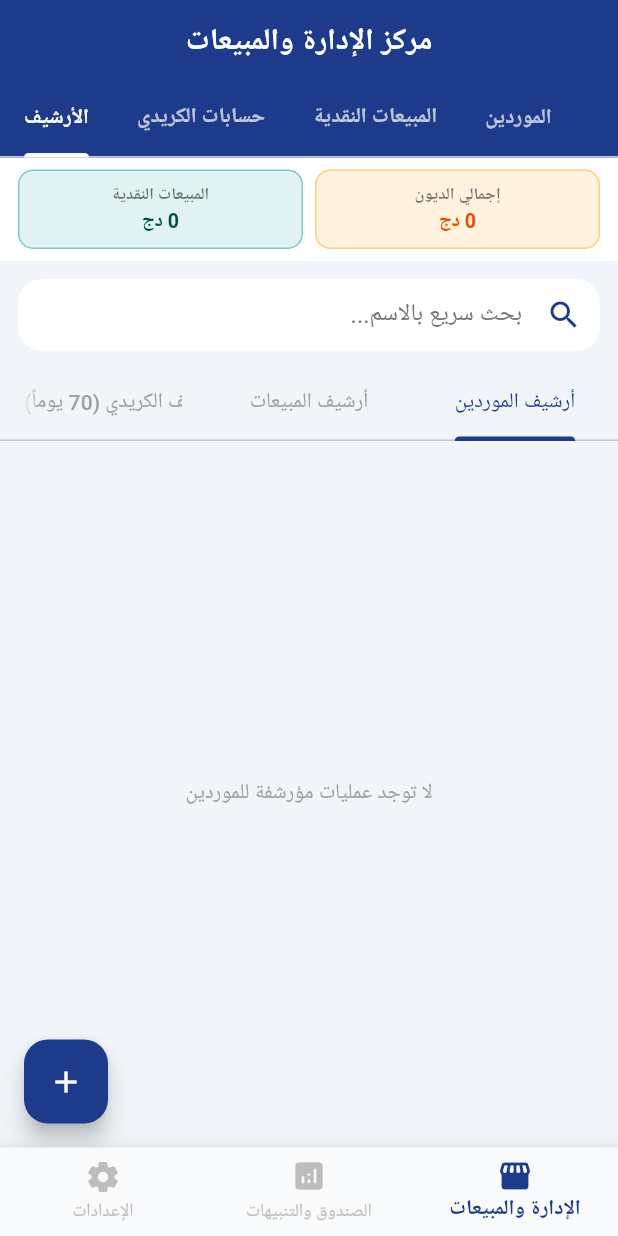
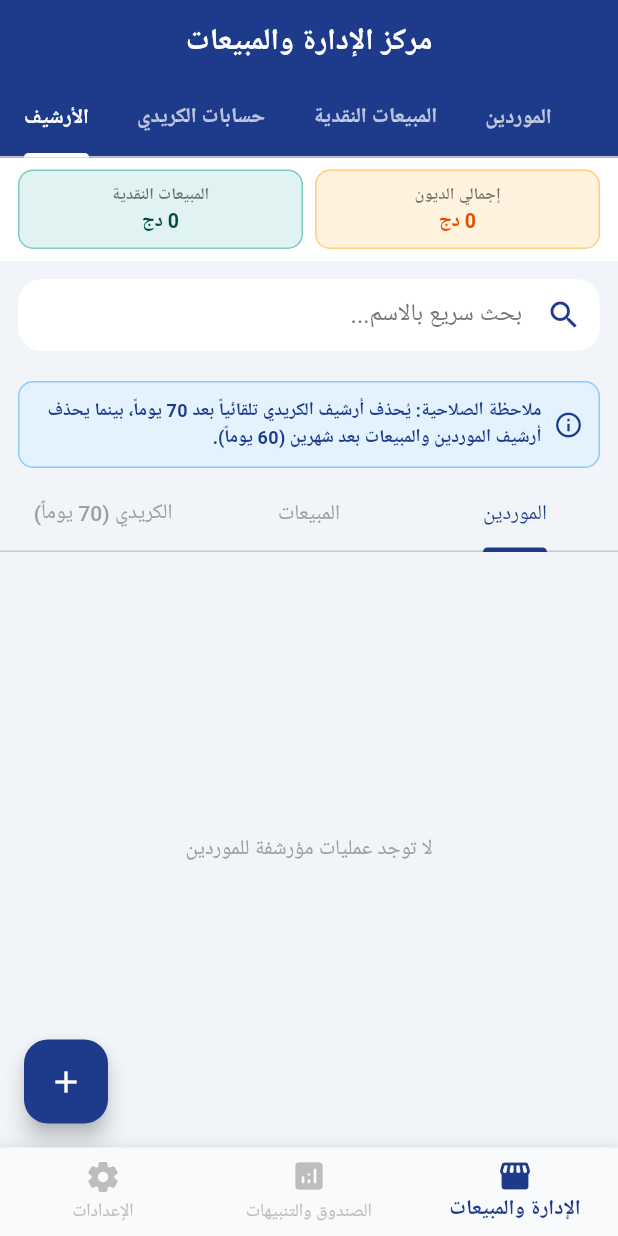
Before and after one commit to aarcmustafa/Sttiten_Bisness, a Flutter app: the screen it shows after launch, tab 4 chosen, on a phone screen of 412 x 824 dp. Run offline on Flutter 3.47's test engine with Material 3 defaults, Android fonts, the phone set to English and light mode, and no system bars; our stand-ins replace shared_preferences.

Commit message:
Refine comments and add archive deletion note
Updated comments for clarity and added a note about archive deletion policies.

```diff
--- a/lib/management_tab.dart
+++ b/lib/management_tab.dart
@@ -599,7 +599,7 @@ class _ManagementTabState extends State<ManagementTab> with SingleTickerProvider
                     ),
                   ],
                 ),
-                // 2. المبيعات النقدية (مع إمكانية التعديل والحذف)
+                // 2. المبيعات النقدية
                 Column(
                   children: [
                     Padding(
@@ -699,19 +699,40 @@ class _ManagementTabState extends State<ManagementTab> with SingleTickerProvider
                     )
                   ],
                 ),
-                // 4. الأرشيف (مقسّم حسب الأقسام)
+                // 4. الأرشيف (مقسّم حسب الأقسام مع ملاحظة الصلاحية)
                 DefaultTabController(
                   length: 3,
                   child: Column(
                     children: [
+                      Container(
+                        margin: const EdgeInsets.symmetric(horizontal: 12, vertical: 8),
+                        padding: const EdgeInsets.all(10),
+                        decoration: BoxDecoration(
+                          color: Colors.blue.shade50,
+                          borderRadius: BorderRadius.circular(10),
+                          border: Border.all(color: Colors.blue.shade200),
+                        ),
+                        child: const Row(
+                          children: [
+                            Icon(Icons.info_outline, color: Color(0xFF1E3A8A), size: 20),
+                            SizedBox(width: 8),
+                            Expanded(
+                              child: Text(
+                                'ملاحظة الصلاحية: يُحذف أرشيف الكريدي تلقائياً بعد 70 يوماً، بينما يحذف أرشيف الموردين والمبيعات بعد شهرين (60 يوماً).',
+                                style: TextStyle(color: Color(0xFF1E3A8A), fontSize: 12, fontWeight: FontWeight.bold),
+                              ),
+                            ),
+                          ],
+                        ),
+                      ),
                       const TabBar(
                         labelColor: Color(0xFF1E3A8A),
                         unselectedLabelColor: Colors.grey,
                         indicatorColor: Color(0xFF1E3A8A),
                         tabs: [
-                          Tab(text: 'أرشيف الموردين'),
-                          Tab(text: 'أرشيف المبيعات'),
-                          Tab(text: 'أرشيف الكريدي (70 يوماً)'),
+                          Tab(text: 'الموردين'),
+                          Tab(text: 'المبيعات'),
+                          Tab(text: 'الكريدي (70 يوماً)'),
                         ],
                       ),
                       Expanded(
@@ -743,7 +764,7 @@ class _ManagementTabState extends State<ManagementTab> with SingleTickerProvider
                                       ),
                                     ),
                                   ),
-                            // أرشيف الكريدي (يحذف تلقائياً بعد 70 يوماً)
+                            // أرشيف الكريدي
                             archiveCustomers.isEmpty
                                 ? const Center(child: Text('لا توجد عمليات مؤرشفة للكريدي', style: TextStyle(color: Colors.grey)))
                                 : ListView.builder(
```
